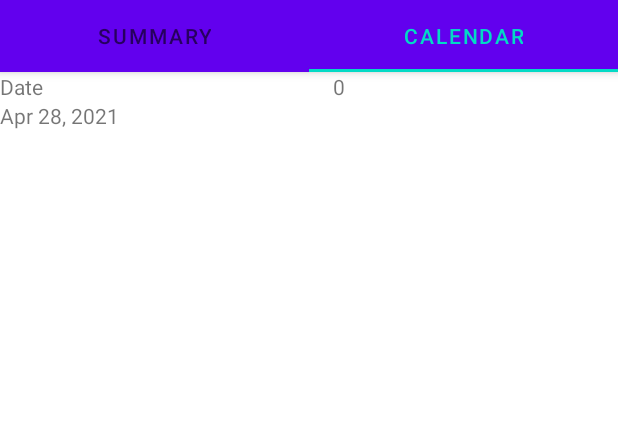
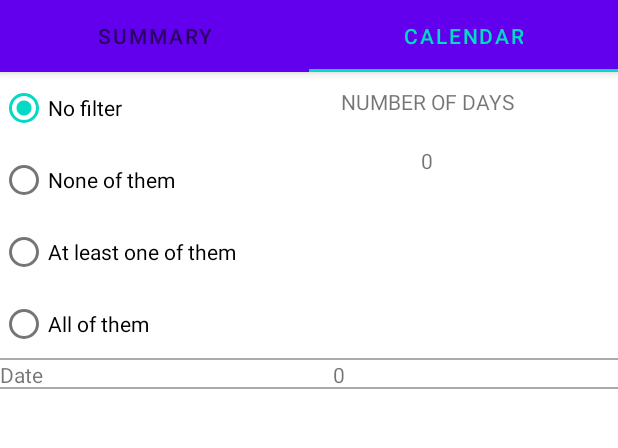
Before and after one commit to NathanielMotus/ThePlaceIWas, an Android app: the screen it shows after launch (MainActivity), tab 2 chosen, on a phone screen of 412 x 824 dp, the part 89-537 px from its top. Run offline under Robolectric (Android 15) with nearby library versions, the phone set to English and light mode, and no system bars; 1 statement that could not run was skipped.

Commit message:
Implement filters on CalendarFragment

```diff
--- a/app/src/main/java/com/nathanielmotus/theplaceiwas/controller/MainActivity.java
+++ b/app/src/main/java/com/nathanielmotus/theplaceiwas/controller/MainActivity.java
@@ -35,7 +35,6 @@ import java.util.Calendar;
 import java.util.concurrent.TimeUnit;
 
 public class MainActivity extends AppCompatActivity implements DataProviderActivity {
-    //todo : recyclerview adapter
 
     private Calendar mStartDate;
     private Calendar mEndDate;
@@ -268,6 +267,7 @@ public class MainActivity extends AppCompatActivity implements DataProviderActiv
                                 mSectionsPagerAdapter.getSummaryFragment().getSummaryAdapter().notifyDataSetChanged();
                             }
                         });
+                        mSectionsPagerAdapter.getCalendarFragment().updateViews();
                     }
                 })
                 .create()
--- a/app/src/main/java/com/nathanielmotus/theplaceiwas/view/CalendarFragment.java
+++ b/app/src/main/java/com/nathanielmotus/theplaceiwas/view/CalendarFragment.java
@@ -11,6 +11,7 @@ import androidx.recyclerview.widget.RecyclerView;
 import android.view.LayoutInflater;
 import android.view.View;
 import android.view.ViewGroup;
+import android.widget.RadioGroup;
 import android.widget.TextView;
 
 import com.nathanielmotus.theplaceiwas.R;
@@ -27,11 +28,21 @@ import java.util.ArrayList;
 public class CalendarFragment extends Fragment {
 
     private DataProviderActivity mDataProviderActivity;
-    private TextView mHeaderPlace0TextView,mHeaderPlace1TextView,mHeaderPlace2TextView;
-    private TextView mHeaderPlace3TextView,mHeaderPlace4TextView;
+    private TextView[] mHeaderTextViews=new TextView[5];
+    public static final String HEADER_ROOT_TAG="calendar_header_text";
     private RecyclerView mCalendarRecyclerView;
     private ArrayList<Integer> mCheckedPlacesIndexes=new ArrayList<>();
     private CalendarRecyclerViewAdapter mRecyclerViewAdapter;
+    private RadioGroup mFilterRadioGroup;
+    private TextView mFilterCountText;
+    private CalendarFilter mCalendarFilter=CalendarFilter.NO_FILTER;
+
+    enum CalendarFilter {
+        NO_FILTER,
+        NONE_OF_THEM,
+        ONE_OF_THEM,
+        ALL_OF_THEM
+    }
 
     public CalendarFragment() {
         // Required empty public constructor
@@ -80,50 +91,54 @@ public class CalendarFragment extends Fragment {
         mCalendarRecyclerView=getActivity().findViewById(R.id.calendar_detail_recyclerview);
         mCalendarRecyclerView.setLayoutManager(new LinearLayoutManager(getContext()));
 
-        mHeaderPlace0TextView=getActivity().findViewById(R.id.calendar_header_place0_text);
-        mHeaderPlace1TextView=getActivity().findViewById(R.id.calendar_header_place1_text);
-        mHeaderPlace2TextView=getActivity().findViewById(R.id.calendar_header_place2_text);
-        mHeaderPlace3TextView=getActivity().findViewById(R.id.calendar_header_place3_text);
-        mHeaderPlace4TextView=getActivity().findViewById(R.id.calendar_header_place4_text);
+        for (int i=0;i<5;i++)
+            mHeaderTextViews[i]=getActivity().findViewById(R.id.calendar_header_linear).findViewWithTag(HEADER_ROOT_TAG+i);
+
+        mFilterRadioGroup=getActivity().findViewById(R.id.calendar_radio_group);
+        mFilterRadioGroup.check(R.id.calendar_radio_no_filter);
+        mFilterRadioGroup.setOnCheckedChangeListener(new RadioGroup.OnCheckedChangeListener() {
+            @Override
+            public void onCheckedChanged(RadioGroup group, int checkedId) {
+                switch (checkedId) {
+                    case R.id.calendar_radio_no_filter:
+                        mCalendarFilter=CalendarFilter.NO_FILTER;
+                        break;
+                    case R.id.calendar_radio_none_of_them:
+                        mCalendarFilter=CalendarFilter.NONE_OF_THEM;
+                        break;
+                    case R.id.calendar_radio_one_of_them:
+                        mCalendarFilter=CalendarFilter.ONE_OF_THEM;
+                        break;
+                    case R.id.calendar_radio_all_of_them:
+                        mCalendarFilter=CalendarFilter.ALL_OF_THEM;
+                        break;
+                }
+                updateViews();
+            }
+        });
+
+        mFilterCountText=getActivity().findViewById(R.id.calendar_count_text);
     }
 
     public void updateViews() {
         setupCheckedPlacesIndexes();
 
-        if (mCheckedPlacesIndexes.size()>0)
-            mHeaderPlace0TextView.setText(Integer.toString(mCheckedPlacesIndexes.get(0)));
-        else
-            mHeaderPlace0TextView.setText("");
-
-        if (mCheckedPlacesIndexes.size()>1)
-            mHeaderPlace1TextView.setText(Integer.toString(mCheckedPlacesIndexes.get(1)));
-        else
-            mHeaderPlace1TextView.setText("");
-
-        if (mCheckedPlacesIndexes.size()>2)
-            mHeaderPlace2TextView.setText(Integer.toString(mCheckedPlacesIndexes.get(2)));
-        else
-            mHeaderPlace2TextView.setText("");
-
-        if (mCheckedPlacesIndexes.size()>3)
-            mHeaderPlace3TextView.setText(Integer.toString(mCheckedPlacesIndexes.get(3)));
-        else
-            mHeaderPlace3TextView.setText("");
-
-        if (mCheckedPlacesIndexes.size()>4)
-            mHeaderPlace4TextView.setText(Integer.toString(mCheckedPlacesIndexes.get(4)));
-        else
-            mHeaderPlace4TextView.setText("");
+        for (int i=0;i<5;i++)
+            if (mCheckedPlacesIndexes.size()>i)
+                mHeaderTextViews[i].setText(Integer.toString(mCheckedPlacesIndexes.get(i)));
+            else
+                mHeaderTextViews[i].setText("");
 
         mRecyclerViewAdapter=new CalendarRecyclerViewAdapter(Place.getPlaces(),
                 mCheckedPlacesIndexes,
                 mDataProviderActivity.getStartDate(),
                 mDataProviderActivity.getEndDate(),
-                getContext());
+                getContext(),
+                mCalendarFilter);
 
         mCalendarRecyclerView.setAdapter(mRecyclerViewAdapter);
 
-
+        mFilterCountText.setText(Integer.toString(mRecyclerViewAdapter.getItemCount()));
     }
 
     //**********************************************************************************************
--- a/app/src/main/java/com/nathanielmotus/theplaceiwas/view/CalendarRecyclerViewAdapter.java
+++ b/app/src/main/java/com/nathanielmotus/theplaceiwas/view/CalendarRecyclerViewAdapter.java
@@ -24,36 +24,29 @@ public class CalendarRecyclerViewAdapter extends RecyclerView.Adapter<CalendarRe
     private ArrayList<DateRecord> mDateRecords;
     private Calendar mStartDate,mEndDate;
     private Context mContext;
+    private CalendarFragment.CalendarFilter mCalendarFilter;
 
-    public CalendarRecyclerViewAdapter(ArrayList<Place> places, ArrayList<Integer> CheckedPlacesIndexes, Calendar startDate, Calendar endDate, Context context) {
+    public CalendarRecyclerViewAdapter(ArrayList<Place> places, ArrayList<Integer> CheckedPlacesIndexes, Calendar startDate, Calendar endDate, Context context, CalendarFragment.CalendarFilter calendarFilter) {
         mPlaces = places;
         mCheckedPlacesIndexes = CheckedPlacesIndexes;
         mStartDate = startDate;
         mEndDate = endDate;
         mContext = context;
+        mCalendarFilter=calendarFilter;
         mDateRecords=new ArrayList<>();
         updateDateRecords();
     }
 
     @Override
     public void onBindViewHolder(@NonNull CalendarRecyclerViewAdapter.ViewHolder holder, int position) {
-        DateFormat df=DateFormat.getDateInstance();
+        DateFormat df=DateFormat.getDateInstance(DateFormat.FULL);
         holder.dateText.setText(df.format(mDateRecords.get(position).calendar.getTime()));
-        if (mDateRecords.get(position).arePlacesVisitedOnThatDay.size()>0 && mDateRecords.get(position).arePlacesVisitedOnThatDay.get(0))
-            holder.place0.setText("1");
-        else holder.place0.setText("");
-        if (mDateRecords.get(position).arePlacesVisitedOnThatDay.size()>1 && mDateRecords.get(position).arePlacesVisitedOnThatDay.get(1))
-            holder.place1.setText("1");
-        else holder.place1.setText("");
-        if (mDateRecords.get(position).arePlacesVisitedOnThatDay.size()>2 && mDateRecords.get(position).arePlacesVisitedOnThatDay.get(2))
-            holder.place2.setText("1");
-        else holder.place2.setText("");
-        if (mDateRecords.get(position).arePlacesVisitedOnThatDay.size()>3 && mDateRecords.get(position).arePlacesVisitedOnThatDay.get(3))
-            holder.place3.setText("1");
-        else holder.place3.setText("");
-        if (mDateRecords.get(position).arePlacesVisitedOnThatDay.size()>4 && mDateRecords.get(position).arePlacesVisitedOnThatDay.get(4))
-            holder.place4.setText("1");
-        else holder.place4.setText("");
+        for (int i = 0; i < 5; i++) {
+            if (mDateRecords.get(position).arePlacesVisitedOnThatDay.size() > i && mDateRecords.get(position).arePlacesVisitedOnThatDay.get(i))
+                holder.mTextViews[i].setText("1");
+            else
+                holder.mTextViews[i].setText("");
+        }
     }
 
     @NonNull
@@ -99,13 +92,32 @@ public class CalendarRecyclerViewAdapter extends RecyclerView.Adapter<CalendarRe
                     mEndDate.get(Calendar.DAY_OF_MONTH));
         }
 
-        while (startDate.compareTo(endDate) <= 0) {
-            ArrayList<Boolean> indexes=new ArrayList<>();
-            for (int i=0;i<mCheckedPlacesIndexes.size();i++) {
-                indexes.add(i,mPlaces.get(mCheckedPlacesIndexes.get(i)).hasRecordFor(startDate));
+        if (!(endDate.compareTo(startDate)==0 && isNoneOfThemFilterOK(endDate))) {
+
+            boolean filter;
+            while (startDate.compareTo(endDate) <= 0) {
+                ArrayList<Boolean> indexes = new ArrayList<>();
+                switch (mCalendarFilter) {
+                    case NONE_OF_THEM:
+                        filter = isNoneOfThemFilterOK(startDate);
+                        break;
+                    case ONE_OF_THEM:
+                        filter = isOneOfThemFilterOK(startDate);
+                        break;
+                    case ALL_OF_THEM:
+                        filter = isAllOfThemFilterOK(startDate);
+                        break;
+                    default:
+                        filter = true;
+                }
+                if (filter) {
+                    for (int i = 0; i < mCheckedPlacesIndexes.size(); i++) {
+                        indexes.add(i, mPlaces.get(mCheckedPlacesIndexes.get(i)).hasRecordFor(startDate));
+                    }
+                    mDateRecords.add(new DateRecord(startDate, indexes));
+                }
+                startDate.set(Calendar.DAY_OF_MONTH, startDate.get(Calendar.DAY_OF_MONTH) + 1);
             }
-            mDateRecords.add(new DateRecord(startDate,indexes));
-            startDate.set(Calendar.DAY_OF_MONTH,startDate.get(Calendar.DAY_OF_MONTH)+1);
         }
 
     }
@@ -118,6 +130,30 @@ public class CalendarRecyclerViewAdapter extends RecyclerView.Adapter<CalendarRe
         for (int index: mCheckedPlacesIndexes)
             places.add(mPlaces.get(index));
         return Place.getRelativeFirstDate(places);
+    }
+
+    //**********************************************************************************************
+    //Tests
+    //**********************************************************************************************
+    private boolean isNoneOfThemFilterOK(Calendar calendar) {
+        for (int i:mCheckedPlacesIndexes)
+            if (mPlaces.get(i).hasRecordFor(calendar))
+                return false;
+        return true;
+    }
+
+    private boolean isOneOfThemFilterOK(Calendar calendar) {
+        for (int i:mCheckedPlacesIndexes)
+            if (mPlaces.get(i).hasRecordFor(calendar))
+                return  true;
+        return false;
+    }
+
+    private boolean isAllOfThemFilterOK(Calendar calendar) {
+        for (int i:mCheckedPlacesIndexes)
+            if (!mPlaces.get(i).hasRecordFor(calendar))
+                return false;
+        return true;
     }
 
     //**********************************************************************************************
@@ -137,16 +173,17 @@ public class CalendarRecyclerViewAdapter extends RecyclerView.Adapter<CalendarRe
     }
 
     public static class ViewHolder extends RecyclerView.ViewHolder {
-        public TextView dateText,place0,place1,place2,place3,place4;
+        public static final String ROOT_TAG="calendar_recycler_view_text_";
+        public TextView dateText;
+        public TextView[] mTextViews=new TextView[5];
 
         public ViewHolder(@NonNull View itemView) {
             super(itemView);
             this.dateText=itemView.findViewById(R.id.calendar_recyclerview_date_text);
-            this.place0=itemView.findViewById(R.id.calendar_recyclerview_group0_text);
-            this.place1=itemView.findViewById(R.id.calendar_recyclerview_group1_text);
-            this.place2=itemView.findViewById(R.id.calendar_recyclerview_group2_text);
-            this.place3=itemView.findViewById(R.id.calendar_recyclerview_group3_text);
-            this.place4=itemView.findViewById(R.id.calendar_recyclerview_group4_text);
+            for (int i = 0; i < 5; i++) {
+                this.mTextViews[i]=itemView.findViewWithTag(ROOT_TAG+i);
+                Log.i("TEST",ROOT_TAG+i);
+            }
 
         }
     }
--- a/app/src/main/java/com/nathanielmotus/theplaceiwas/view/SummaryFragment.java
+++ b/app/src/main/java/com/nathanielmotus/theplaceiwas/view/SummaryFragment.java
@@ -114,7 +114,6 @@ public class SummaryFragment extends Fragment {
     }
 
     public void updateViews() {
-        //todo : display day of week in date format
         DateFormat df=DateFormat.getDateInstance();
         mStartDateTextView.setText(df.format(mDataProviderActivity.getStartDate().getTime()));
         mEndDateTextView.setText(df.format(mDataProviderActivity.getEndDate().getTime()));
--- a/app/src/main/res/layout/fragment_calendar.xml
+++ b/app/src/main/res/layout/fragment_calendar.xml
@@ -5,10 +5,64 @@
     android:layout_height="match_parent"
     tools:context=".view.CalendarFragment">
 
+    <RelativeLayout
+        android:layout_width="match_parent"
+        android:layout_height="wrap_content"
+        android:id="@+id/calendar_filter_linear">
+        <RadioGroup
+            android:layout_width="wrap_content"
+            android:layout_height="wrap_content"
+            android:id="@+id/calendar_radio_group">
+            <RadioButton
+                android:layout_width="wrap_content"
+                android:layout_height="wrap_content"
+                android:id="@+id/calendar_radio_no_filter"
+                android:text="No filter"/>
+            <RadioButton
+                android:layout_width="wrap_content"
+                android:layout_height="wrap_content"
+                android:id="@+id/calendar_radio_none_of_them"
+                android:text="None of them"/>
+            <RadioButton
+                android:layout_width="wrap_content"
+                android:layout_height="wrap_content"
+                android:id="@+id/calendar_radio_one_of_them"
+                android:text="At least one of them"/>
+            <RadioButton
+                android:layout_width="wrap_content"
+                android:layout_height="wrap_content"
+                android:id="@+id/calendar_radio_all_of_them"
+                android:text="All of them"/>
+        </RadioGroup>
+        <TextView
+            android:layout_width="match_parent"
+            android:layout_height="wrap_content"
+            android:id="@+id/calendar_count_title_text"
+            android:gravity="center_horizontal"
+            android:layout_toRightOf="@id/calendar_radio_group"
+            android:padding="10sp"
+            android:text="NUMBER OF DAYS"/>
+        <TextView
+            android:layout_width="match_parent"
+            android:layout_height="wrap_content"
+            android:id="@+id/calendar_count_text"
+            android:gravity="center_horizontal"
+            android:layout_below="@id/calendar_count_title_text"
+            android:layout_toRightOf="@id/calendar_radio_group"
+            android:padding="10sp"
+            android:text="365"/>
+        <View
+            android:layout_width="match_parent"
+            android:layout_height="1dp"
+            android:background="@android:color/darker_gray"
+            android:layout_alignBottom="@id/calendar_radio_group"/>
+    </RelativeLayout>
+
     <LinearLayout
         android:layout_width="match_parent"
         android:layout_height="wrap_content"
         android:id="@+id/calendar_header_linear"
+        android:layout_below="@id/calendar_filter_linear"
         android:orientation="horizontal">
         <TextView
             android:layout_width="0dp"
@@ -20,6 +74,7 @@
             android:layout_height="wrap_content"
             android:layout_weight="10"
             android:id="@+id/calendar_header_place0_text"
+            android:tag="calendar_header_text0"
             android:gravity="center_horizontal"
             android:text="0"/>
         <TextView
@@ -27,6 +82,7 @@
             android:layout_height="wrap_content"
             android:layout_weight="10"
             android:id="@+id/calendar_header_place1_text"
+            android:tag="calendar_header_text1"
             android:gravity="center_horizontal"
             android:text="1"/>
         <TextView
@@ -34,6 +90,7 @@
             android:layout_height="wrap_content"
             android:layout_weight="10"
             android:id="@+id/calendar_header_place2_text"
+            android:tag="calendar_header_text2"
             android:gravity="center_horizontal"
             android:text="2"/>
         <TextView
@@ -41,6 +98,7 @@
             android:layout_height="wrap_content"
             android:layout_weight="10"
             android:id="@+id/calendar_header_place3_text"
+            android:tag="calendar_header_text3"
             android:gravity="center_horizontal"
             android:text="3"/>
         <TextView
@@ -48,10 +106,16 @@
             android:layout_height="wrap_content"
             android:layout_weight="10"
             android:id="@+id/calendar_header_place4_text"
+            android:tag="calendar_header_text4"
             android:gravity="center_horizontal"
             android:text="4"/>
+    </LinearLayout>
+    <View
+        android:layout_width="match_parent"
+        android:layout_height="1dp"
+        android:background="@android:color/darker_gray"
+        android:layout_alignBottom="@id/calendar_header_linear"/>
 
-    </LinearLayout>
     <androidx.recyclerview.widget.RecyclerView
         android:layout_width="match_parent"
         android:layout_height="match_parent"
--- a/app/src/main/res/values/strings.xml
+++ b/app/src/main/res/values/strings.xml
@@ -2,5 +2,4 @@
     <string name="app_name">ThePlaceIWas</string>
     <string name="tab_text_1">Summary</string>
     <string name="tab_text_2">Calendar</string>
-    <!-- TODO: Remove or change this placeholder text -->
 </resources>
```
Also changed, not shown: app/src/main/res/layout/calendar_recyclerview_layout.xml (+6 -1 lines).
